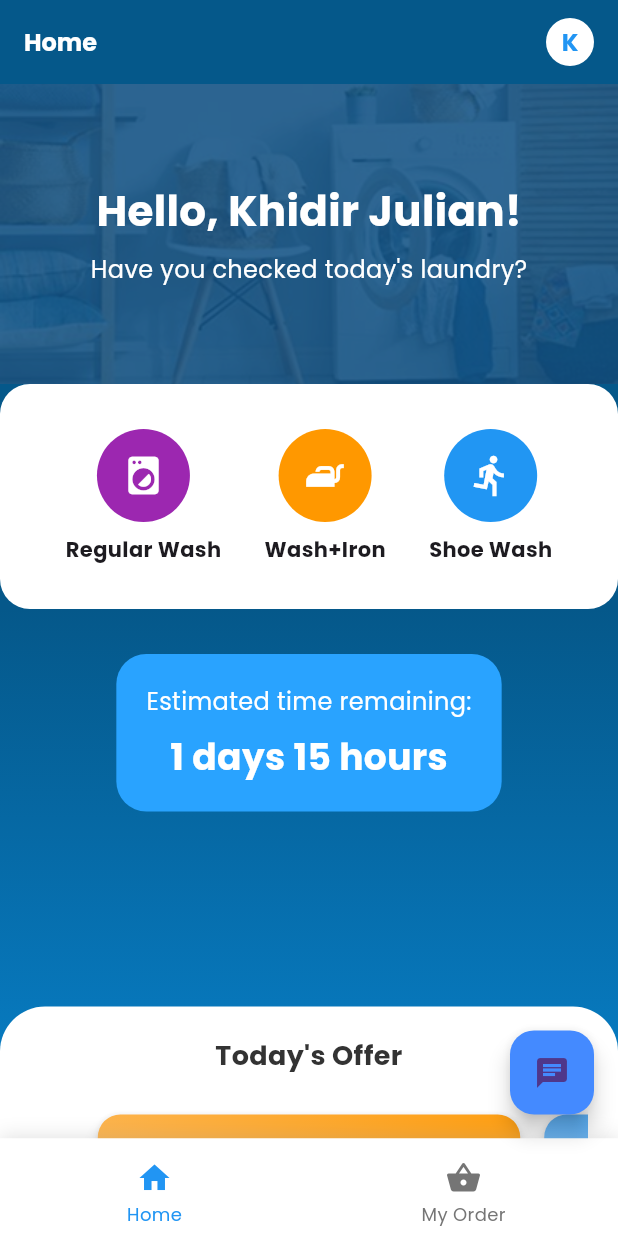
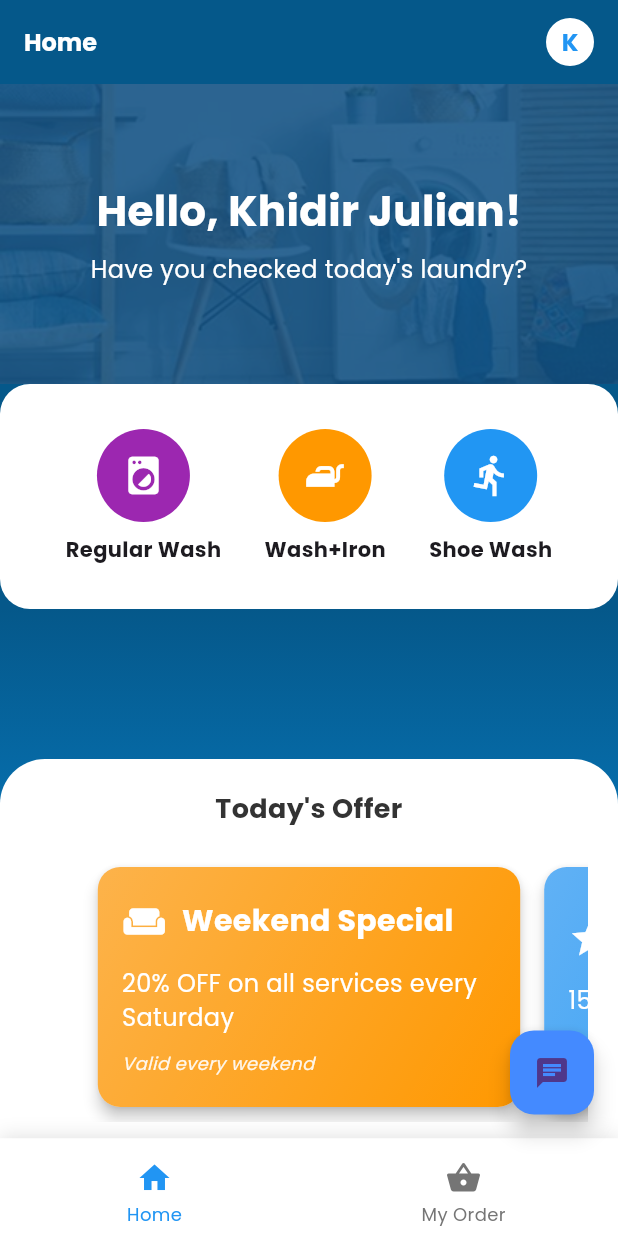
Before and after one commit to Blaundry/BLaundry, a Flutter app: the DashboardPage screen opened directly, on a phone screen of 412 x 824 dp. Run offline on Flutter 3.47's test engine with Material 3 defaults, Android fonts, the light colour scheme and no system bars; our stand-ins replace image_picker, lottie, qr_flutter; missing offline and left inert: dialog_flowtter.

Commit message:
[delete]estimated time remaining

```diff
--- a/lib/dashboard.dart
+++ b/lib/dashboard.dart
@@ -221,32 +221,6 @@ class _DashboardPageState extends State<DashboardPage> {
                     ),
                     child: Column(
                       children: [
-                        Padding(
-                          padding: const EdgeInsets.symmetric(horizontal: 30, vertical: 30),
-                          child: Container(
-                            padding: const EdgeInsets.all(20),
-                            decoration: BoxDecoration(
-                              color: const Color(0xFF29A3FF),
-                              borderRadius: BorderRadius.circular(20),
-                            ),
-                            child: Column(
-                              children: const [
-                                Text(
-                                  "Estimated time remaining:",
-                                  style: TextStyle(fontSize: 16, color: Colors.white),
-                                ),
-                                SizedBox(height: 8),
-                                Text(
-                                  "1 days 15 hours",
-                                  style: TextStyle(
-                                      fontSize: 24,
-                                      fontWeight: FontWeight.bold,
-                                      color: Colors.white),
-                                ),
-                              ],
-                            ),
-                          ),
-                        ),
                         const SizedBox(height: 100),
                         Container(
                           padding: const EdgeInsets.all(20),
```
